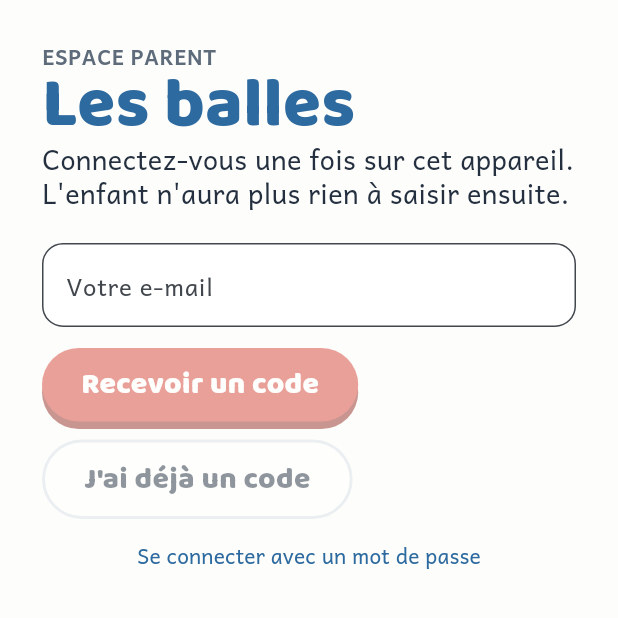
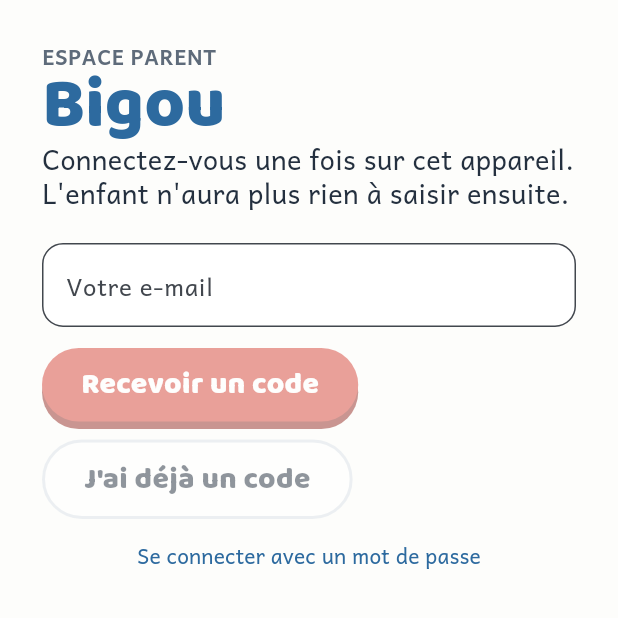
Before and after one commit to dmeyer-1988/Titi, a Flutter app: the screen it shows after launch, on a phone screen of 412 x 824 dp, the top half of it. Run offline on Flutter 3.47's test engine with Material 3 defaults, Android fonts, the phone set to English and light mode, and no system bars; our stand-ins replace audioplayers, flutter_svg, flutter_tts, shared_preferences, supabase_flutter; accounts and stored records are empty.

Commit message:
App Flutter : l'app s'appelle Bigou
Co-Authored-By: Claude Opus 5.5 <noreply@anthropic.com>
Claude-Session: https://claude.ai/code/session_01L8wZXbfLCSvzeXbxgsM3jc

```diff
--- a/app_flutter/lib/main.dart
+++ b/app_flutter/lib/main.dart
@@ -28,7 +28,7 @@ class LesBallesApp extends StatelessWidget {
     return AppScope(
       state: state,
       child: MaterialApp(
-        title: 'Les balles',
+        title: 'Bigou',
         debugShowCheckedModeBanner: false,
         theme: appTheme(),
         home: const Root(),
--- a/app_flutter/lib/screens/login.dart
+++ b/app_flutter/lib/screens/login.dart
@@ -69,7 +69,7 @@ class _LoginScreenState extends State<LoginScreen> {
         maxWidth: 560,
         child: ListView(padding: const EdgeInsets.all(28), children: [
           Text('ESPACE PARENT', style: body(14, color: C.inkSoft, weight: FontWeight.w700)),
-          Text('Les balles', style: display(46, color: C.court)),
+          Text('Bigou', style: display(46, color: C.court)),
           Text("Connectez-vous une fois sur cet appareil. L'enfant n'aura plus rien à saisir ensuite.", style: body(18)),
           const SizedBox(height: 22),
           if (step != 'code') ...[
--- a/app_flutter/pubspec.yaml
+++ b/app_flutter/pubspec.yaml
@@ -1,5 +1,5 @@
-name: les_balles
-description: Les balles — petits jeux de maths, français et géographie pour l'iPad (version Flutter).
+name: bigou
+description: Bigou — petits jeux de maths, français et géographie pour l'iPad (version Flutter).
 publish_to: 'none'
 version: 0.1.0+1
 
```
Also changed, not shown: 6 other files.
